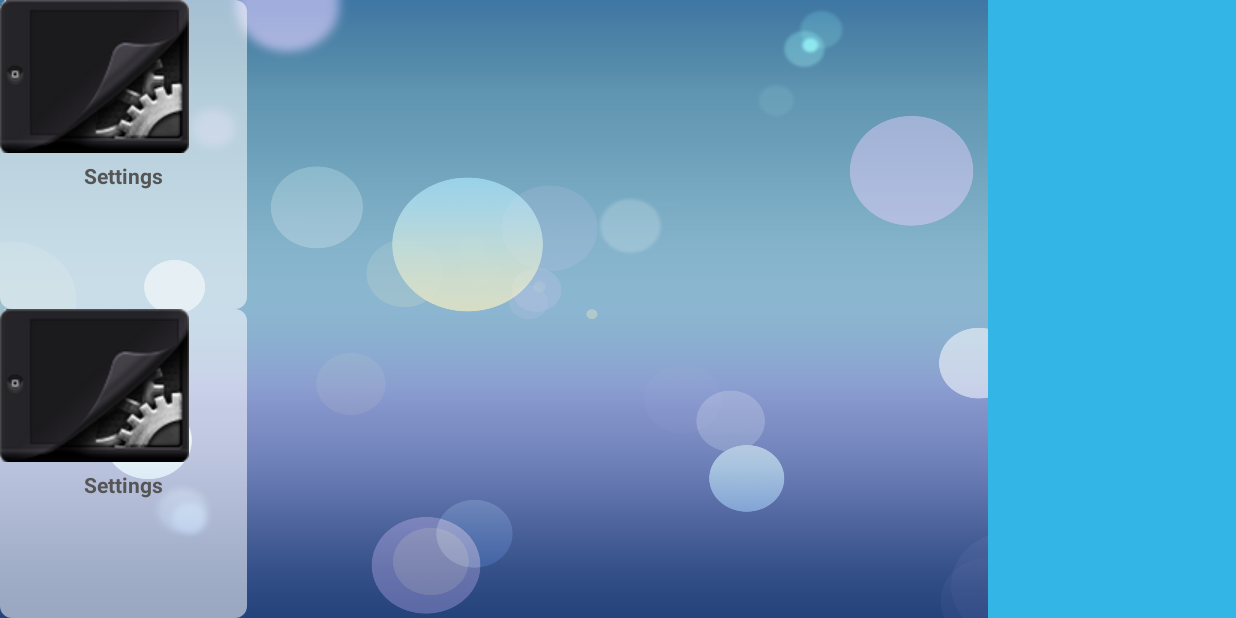
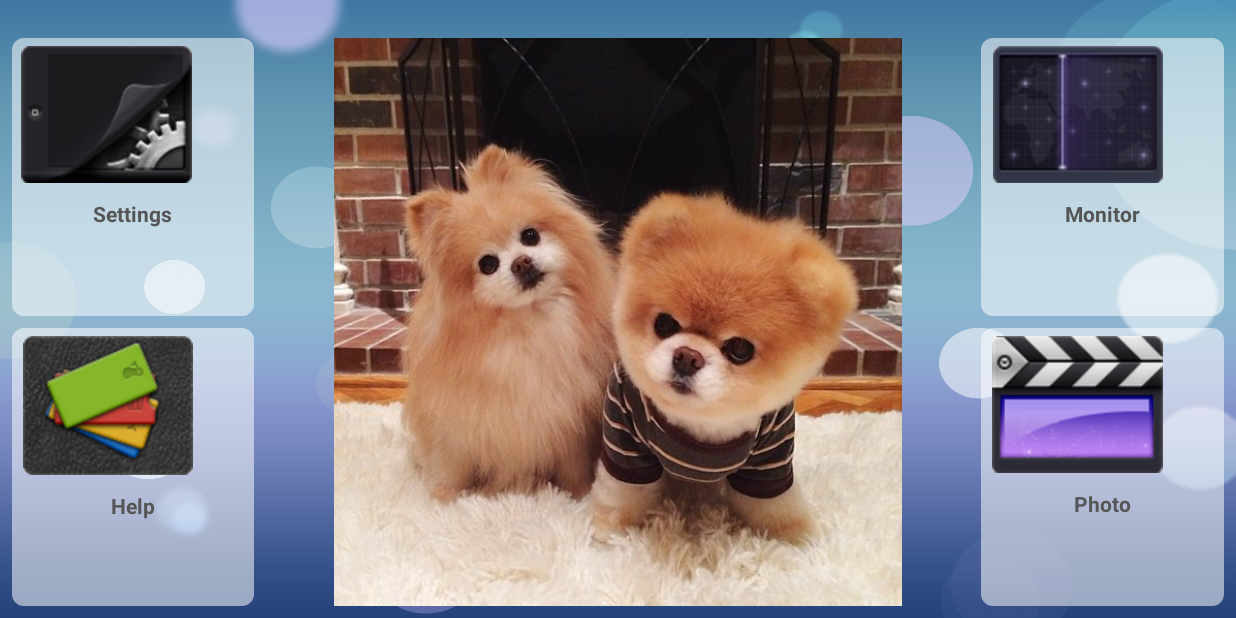
Before and after one commit to zhulantechnology/MyLauncher, an Android app: the screen it shows after launch (MainActivity), on a phone screen of 824 x 412 dp (held sideways). Run offline under Robolectric (Android 15) with nearby library versions, the phone set to English and light mode, and no system bars; libraries missing offline, so code that uses them is left out: .

Commit message:
draw the deskyop UI,主界面布局初步
Signed-off-by: Jeffreywangjun <wangjunahasd@163.com>

```diff
--- a/app/src/main/java/com/ds05/mylauncher/ui/home/DesktopFragment.java
+++ b/app/src/main/java/com/ds05/mylauncher/ui/home/DesktopFragment.java
@@ -2,26 +2,36 @@ package com.ds05.mylauncher.ui.home;
 
 
 import android.app.Fragment;
+import android.app.FragmentManager;
+import android.app.FragmentTransaction;
 import android.os.Bundle;
-import android.support.annotation.Nullable;
 import android.view.LayoutInflater;
 import android.view.View;
 import android.view.ViewGroup;
 
 import com.ds05.mylauncher.R;
 
-public class DesktopFragment extends BaseFragment {
+public class DesktopFragment extends Fragment {
 
-    @Nullable
+
     @Override
-    public View onCreateView(LayoutInflater inflater, @Nullable ViewGroup container,
-                             @Nullable Bundle savedInstanceState) {
+    public View onCreateView(LayoutInflater inflater, ViewGroup container,
+                             Bundle savedInstanceState) {
         View rootView = inflater.inflate(R.layout.desktop_frag, container,false);
         return rootView;
     }
 
     @Override
-    public void onViewCreated(View view, @Nullable Bundle savedInstanceState) {
+    public void onViewCreated(View view, Bundle savedInstanceState) {
         super.onViewCreated(view, savedInstanceState);
+
+        FragmentManager manager = getFragmentManager();
+        FragmentTransaction transaction = manager.beginTransaction();
+        Fragment fragment = manager.findFragmentById(R.id.fragment);
+        if (fragment == null) {
+            transaction.add(R.id.fragment, new HomeDisplayFragment());
+            transaction.commit();
+        }
+
     }
 }
--- /dev/null
+++ b/app/src/main/java/com/ds05/mylauncher/ui/home/HomeDisplayFragment.java
@@ -0,0 +1,19 @@
+package com.ds05.mylauncher.ui.home;
+
+import android.app.Fragment;
+import android.os.Bundle;
+import android.support.annotation.Nullable;
+import android.view.LayoutInflater;
+import android.view.View;
+import android.view.ViewGroup;
+
+import com.ds05.mylauncher.R;
+
+public class HomeDisplayFragment extends Fragment {
+    @Nullable
+    @Override
+    public View onCreateView(LayoutInflater inflater, ViewGroup container, Bundle savedInstanceState) {
+        View rootView = inflater.inflate(R.layout.home_display_fragment, container, false);
+        return rootView;
+    }
+}
--- a/app/src/main/res/layout/desktop_frag.xml
+++ b/app/src/main/res/layout/desktop_frag.xml
@@ -4,6 +4,10 @@
     android:layout_height="match_parent"
     android:background="@drawable/wallpaper_01"
     android:orientation="horizontal"
+    android:paddingTop="25dp"
+    android:paddingBottom="8dp"
+    android:paddingLeft="8dp"
+    android:paddingRight="8dp"
     tools:context=".MainActivity">
 
     <LinearLayout
@@ -21,11 +25,13 @@
             />
 
         <include
-            layout="@layout/layout_btn_settings"
+            layout="@layout/layout_btn_help"
             android:layout_width="match_parent"
             android:layout_height="0dp"
             android:layout_weight="1"
+            android:layout_marginTop="8dp"
             />
+
 
     </LinearLayout>
 
@@ -41,7 +47,20 @@
         android:layout_weight="1"
         android:layout_height="match_parent"
         android:orientation="vertical"
-        android:background="@android:color/holo_blue_light">
+        >
+
+        <include
+            layout="@layout/layout_btn_monitor"
+            android:layout_width="match_parent"
+            android:layout_height="0dp"
+            android:layout_weight="1"/>
+
+        <include
+            layout="@layout/layout_btn_photo"
+            android:layout_width="match_parent"
+            android:layout_height="0dp"
+            android:layout_marginTop="8dp"
+            android:layout_weight="1" />
 
     </LinearLayout>
 
--- /dev/null
+++ b/app/src/main/res/layout/home_display_fragment.xml
@@ -0,0 +1,15 @@
+<?xml version="1.0" encoding="utf-8"?>
+<RelativeLayout xmlns:android="http://schemas.android.com/apk/res/android"
+    android:id="@+id/id_home_display_frag"
+    android:layout_width="match_parent"
+    android:layout_height="match_parent"
+    android:clickable="true"
+    android:paddingLeft="8dp"
+    android:paddingRight="8dp">
+
+    <ImageView
+        android:layout_width="match_parent"
+        android:layout_height="match_parent"
+        android:src="@drawable/ds05_home_bg" />
+
+</RelativeLayout>
--- /dev/null
+++ b/app/src/main/res/layout/layout_btn_help.xml
@@ -0,0 +1,25 @@
+<?xml version="1.0" encoding="utf-8"?>
+<LinearLayout xmlns:android="http://schemas.android.com/apk/res/android"
+    android:layout_width="match_parent"
+    android:layout_height="match_parent"
+    android:background="@drawable/selector_luncher_btn_bg"
+    android:id="@+id/id_help"
+    android:orientation="vertical"
+    android:focusable="false">
+    <ImageView
+        android:layout_width="wrap_content"
+        android:layout_height="wrap_content"
+        android:scaleX="0.9"
+        android:scaleY="0.9"
+        android:layout_marginLeft="1dp"
+        android:src="@drawable/ic_help"/>
+    <TextView
+            android:layout_width="wrap_content"
+            android:layout_height="wrap_content"
+            android:layout_marginTop="5dp"
+            android:text="@string/string_help_info"
+            android:textColor="@color/color_launcher_main_text"
+            android:textStyle="bold"
+            android:textSize="@dimen/dimen_launcher_main_text_size"
+            android:layout_gravity="center_horizontal"/>
+</LinearLayout>
--- /dev/null
+++ b/app/src/main/res/layout/layout_btn_monitor.xml
@@ -0,0 +1,25 @@
+<?xml version="1.0" encoding="utf-8"?>
+<LinearLayout xmlns:android="http://schemas.android.com/apk/res/android"
+    android:layout_width="match_parent"
+    android:layout_height="match_parent"
+    android:background="@drawable/selector_luncher_btn_bg"
+    android:id="@+id/id_monitor"
+    android:orientation="vertical"
+    android:focusable="false">
+    <ImageView
+        android:layout_width="wrap_content"
+        android:layout_height="wrap_content"
+        android:scaleX="0.9"
+        android:scaleY="0.9"
+        android:layout_marginLeft="2dp"
+        android:src="@drawable/ic_system_monitor"/>
+    <TextView
+            android:layout_width="wrap_content"
+            android:layout_height="wrap_content"
+            android:layout_marginTop="5dp"
+            android:text="@string/string_monitor"
+            android:textColor="@color/color_launcher_main_text"
+            android:textStyle="bold"
+            android:textSize="@dimen/dimen_launcher_main_text_size"
+            android:layout_gravity="center_horizontal"/>
+</LinearLayout>
--- /dev/null
+++ b/app/src/main/res/layout/layout_btn_photo.xml
@@ -0,0 +1,25 @@
+<?xml version="1.0" encoding="utf-8"?>
+<LinearLayout xmlns:android="http://schemas.android.com/apk/res/android"
+    android:layout_width="match_parent"
+    android:layout_height="match_parent"
+    android:background="@drawable/selector_luncher_btn_bg"
+    android:id="@+id/id_photo"
+    android:orientation="vertical"
+    android:focusable="false">
+    <ImageView
+        android:layout_width="wrap_content"
+        android:layout_height="wrap_content"
+        android:scaleX="0.9"
+        android:scaleY="0.9"
+        android:layout_marginLeft="1dp"
+        android:src="@drawable/ic_photo"/>
+    <TextView
+            android:layout_width="wrap_content"
+            android:layout_height="wrap_content"
+            android:layout_marginTop="5dp"
+            android:text="@string/string_photo"
+            android:textColor="@color/color_launcher_main_text"
+            android:textStyle="bold"
+            android:textSize="@dimen/dimen_launcher_main_text_size"
+            android:layout_gravity="center_horizontal"/>
+</LinearLayout>
--- a/app/src/main/res/layout/layout_btn_settings.xml
+++ b/app/src/main/res/layout/layout_btn_settings.xml
@@ -11,6 +11,8 @@
     <ImageView
         android:layout_width="wrap_content"
         android:layout_height="wrap_content"
+        android:scaleX="0.9"
+        android:scaleY="0.9"
         android:src="@drawable/ic_system_settings"/>
 
     <TextView
--- a/app/src/main/res/values/strings.xml
+++ b/app/src/main/res/values/strings.xml
@@ -324,4 +324,7 @@
         <item>正式服务器</item>
         <item>测试服务器</item>
     </string-array>
+
+    <!-- TODO: Remove or change this placeholder text -->
+    <string name="hello_blank_fragment">Hello blank fragment</string>
 </resources>
```
Also changed, not shown: app/src/main/res/drawable-nodpi/ds05_home_bg.jpg (added).
